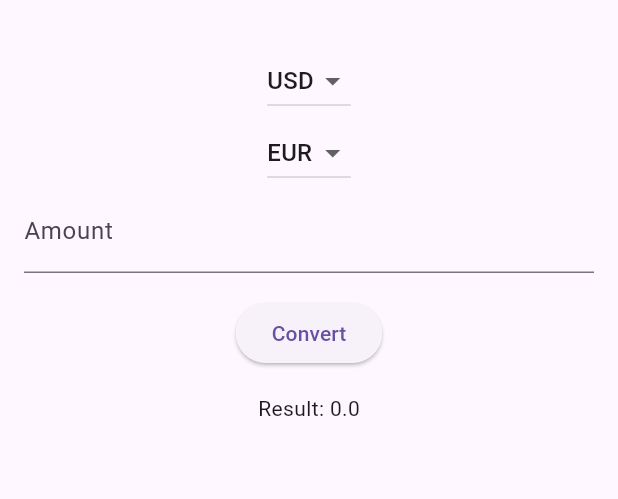
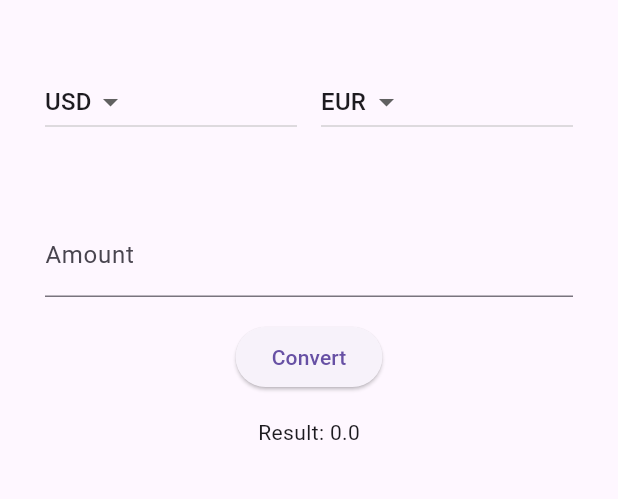
Before and after one commit to akonurbay/currency_exchange_app, a Flutter app: the screen it shows after launch, after a tap on "Convert", on a phone screen of 412 x 824 dp, the part 63-562 px from its top. Run offline on Flutter 3.47's test engine with Material 3 defaults, Android fonts, the phone set to English and light mode, and no system bars; network calls fail.

```diff
--- a/currency_exchange_app/lib/main.dart
+++ b/currency_exchange_app/lib/main.dart
@@ -11,7 +11,7 @@ class MyApp extends StatelessWidget {
   @override
   Widget build(BuildContext context) {
     return MaterialApp(
-      title: 'Currenввуcy Exchange',
+      title: 'Currency Exchange',
       theme: ThemeData(
         primarySwatch: Colors.lightBlue,
       ),
--- a/currency_exchange_app/lib/screens/home_screen.dart
+++ b/currency_exchange_app/lib/screens/home_screen.dart
@@ -1,4 +1,5 @@
 import 'package:flutter/material.dart';
+import '../services/currency_service.dart';
 
 class HomeScreen extends StatefulWidget {
   const HomeScreen({Key? key}) : super(key: key);
@@ -12,15 +13,20 @@ class _HomeScreenState extends State<HomeScreen> {
   String toCurrency = 'EUR';
   double amount = 0;
   double result = 0;
+  final CurrencyService _currencyService = CurrencyService();
 
   final List<String> currencies = ['USD', 'EUR', 'GBP', 'TRY'];
 
   final TextEditingController _controller = TextEditingController();
 
-  void convert() {
+  void convert() async{
     // Примитивная конвертация для примера
+
+    final rate = await _currencyService.fetchExchangeRate(fromCurrency, toCurrency);
+    print('API rate: $rate');
     setState(() {
-      result = amount * 0.9; // Просто пример, позже заменим на API
+      //result = amount * 0.9; // Просто пример, позже заменим на API
+      result = rate != null ? amount * rate : 0;
     });
   }
 
@@ -31,10 +37,13 @@ class _HomeScreenState extends State<HomeScreen> {
         title: const Text('Currency Exchange'),
       ),
       body: Padding(
-        padding: const EdgeInsets.all(16.0),
+        padding: const EdgeInsets.all(30.0),
         child: Column(
           children: [
-            DropdownButton<String>(
+   Row(
+    children: [
+      Expanded(
+        child: DropdownButton<String>(
           value: fromCurrency,
           onChanged: (value) {
             setState(() {
@@ -48,7 +57,10 @@ class _HomeScreenState extends State<HomeScreen> {
                   ))
               .toList(),
         ),
-            DropdownButton<String>(
+      ),
+      const SizedBox(width: 16),
+      Expanded(
+        child: DropdownButton<String>(
           value: toCurrency,
           onChanged: (value) {
             setState(() {
@@ -62,6 +74,12 @@ class _HomeScreenState extends State<HomeScreen> {
                   ))
               .toList(),
         ),
+      ),
+    ],
+  ),
+
+            const SizedBox(height: 50),
+
             TextField(
               controller: _controller,
               keyboardType: TextInputType.number,
--- /dev/null
+++ b/currency_exchange_app/lib/services/currency_service.dart
@@ -0,0 +1,39 @@
+/*import 'dart:convert';
+import 'package:http/http.dart' as http;
+
+class CurrencyService {
+  Future<double?> fetchExchangeRate(String from, String to) async {
+    final url = Uri.parse('https://api.exchangerate.host/convert?from=$from&to=$to');
+    final response = await http.get(url);
+
+    if (response.statusCode == 200) {
+      final data = jsonDecode(response.body);
+      print(data);
+      print('API response: $data');
+      print('Запрос к API: $url');
+      return (data['result'] as num?)?.toDouble();
+    } else {
+      return null;
+    }
+  }
+}*/
+
+import 'dart:convert';
+import 'package:http/http.dart' as http;
+
+class CurrencyService {
+  Future<double?> fetchExchangeRate(String from, String to) async {
+    final url = Uri.parse('https://open.er-api.com/v6/latest/$from');
+    final response = await http.get(url);
+
+    if (response.statusCode == 200) {
+      final data = jsonDecode(response.body);
+      print('API response: $data');
+      final rates = data['rates'];
+      if (rates != null && rates[to] != null) {
+        return (rates[to] as num).toDouble();
+      }
+    }
+    return null;
+  }
+}
--- a/currency_exchange_app/pubspec.yaml
+++ b/currency_exchange_app/pubspec.yaml
@@ -9,6 +9,7 @@ environment:
 dependencies:
   flutter:
     sdk: flutter
+  http: ^1.2.1
 
 dev_dependencies:
   flutter_test:
```
Also changed, not shown: currency_exchange_app/pubspec.lock. Lines whose indentation alone changed are shown as unchanged.
